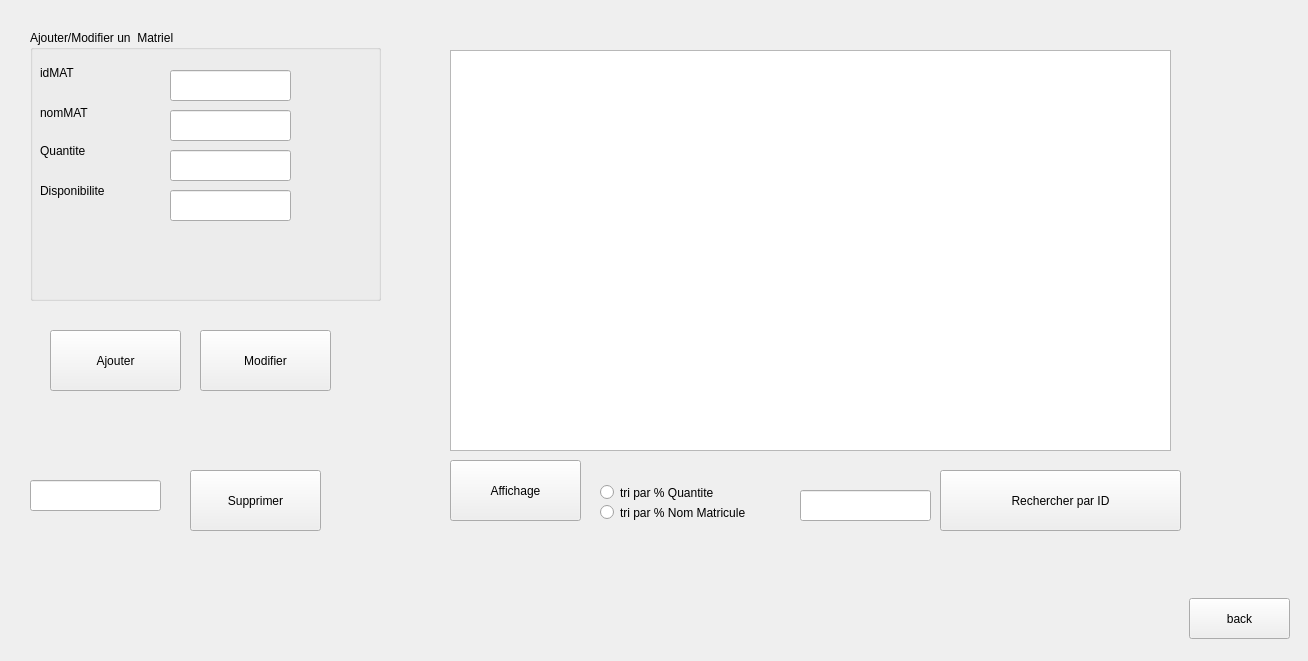
Before: the Qt Designer form matriel.ui in medali141/sunny, drawn with Qt 5.
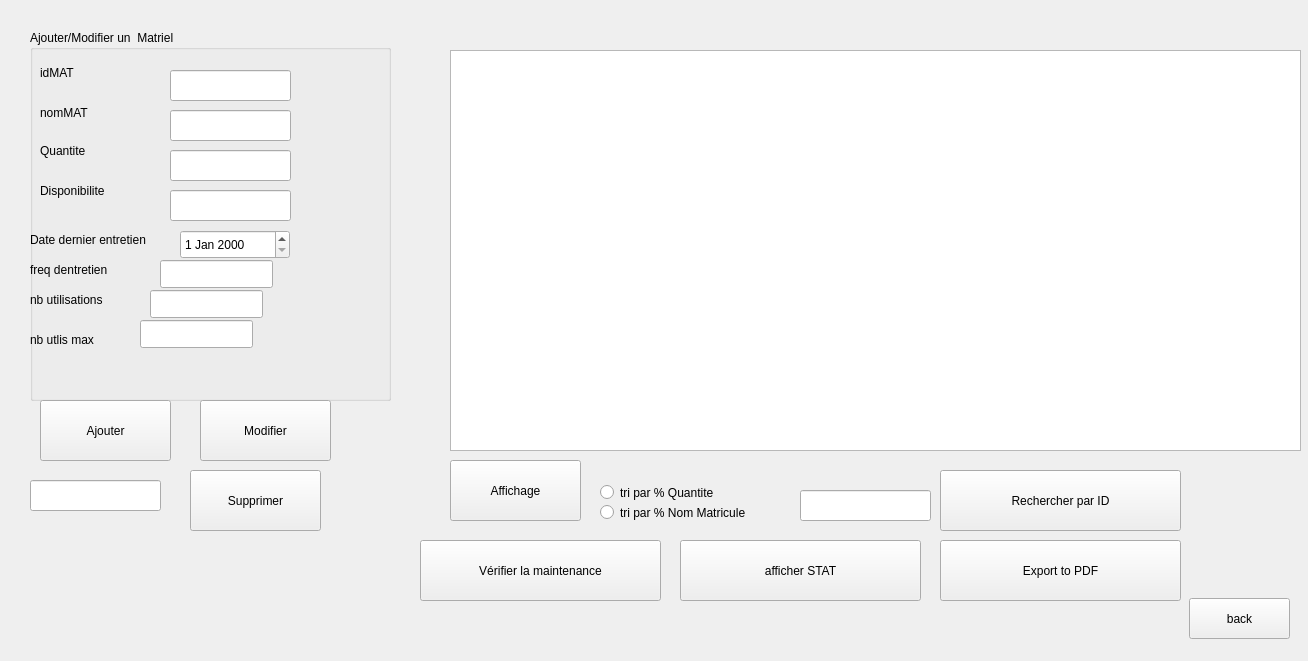
After: the same form once the commit is applied.

Patch:
```diff
--- a/matriel.ui
+++ b/matriel.ui
@@ -31,8 +31,8 @@
     <rect>
      <x>30</x>
      <y>30</y>
-     <width>351</width>
-     <height>271</height>
+     <width>361</width>
+     <height>371</height>
     </rect>
    </property>
    <property name="title">
@@ -130,6 +130,104 @@
      </rect>
     </property>
    </widget>
+   <widget class="QLabel" name="label_5">
+    <property name="geometry">
+     <rect>
+      <x>0</x>
+      <y>200</y>
+      <width>151</width>
+      <height>20</height>
+     </rect>
+    </property>
+    <property name="text">
+     <string>Date dernier entretien</string>
+    </property>
+   </widget>
+   <widget class="QDateEdit" name="dateDernierEntretien">
+    <property name="geometry">
+     <rect>
+      <x>150</x>
+      <y>200</y>
+      <width>110</width>
+      <height>29</height>
+     </rect>
+    </property>
+   </widget>
+   <widget class="QLabel" name="label_6">
+    <property name="geometry">
+     <rect>
+      <x>0</x>
+      <y>230</y>
+      <width>151</width>
+      <height>20</height>
+     </rect>
+    </property>
+    <property name="text">
+     <string>freq dentretien</string>
+    </property>
+   </widget>
+   <widget class="QLineEdit" name="entretienFrequence">
+    <property name="geometry">
+     <rect>
+      <x>130</x>
+      <y>230</y>
+      <width>113</width>
+      <height>28</height>
+     </rect>
+    </property>
+   </widget>
+   <widget class="QLabel" name="label_7">
+    <property name="geometry">
+     <rect>
+      <x>0</x>
+      <y>260</y>
+      <width>151</width>
+      <height>20</height>
+     </rect>
+    </property>
+    <property name="text">
+     <string>nb utilisations</string>
+    </property>
+   </widget>
+   <widget class="QLabel" name="label_8">
+    <property name="geometry">
+     <rect>
+      <x>0</x>
+      <y>300</y>
+      <width>151</width>
+      <height>20</height>
+     </rect>
+    </property>
+    <property name="text">
+     <string>nb utlis max</string>
+    </property>
+   </widget>
+   <widget class="QLineEdit" name="nbUtilisations">
+    <property name="geometry">
+     <rect>
+      <x>120</x>
+      <y>260</y>
+      <width>113</width>
+      <height>28</height>
+     </rect>
+    </property>
+    <property name="text">
+     <string/>
+    </property>
+   </widget>
+   <widget class="QLineEdit" name="nbUtilisationSM">
+    <property name="geometry">
+     <rect>
+      <x>110</x>
+      <y>290</y>
+      <width>113</width>
+      <height>28</height>
+     </rect>
+    </property>
+    <property name="text">
+     <string/>
+    </property>
+   </widget>
   </widget>
   <widget class="QLineEdit" name="idMAT_Delete">
    <property name="geometry">
@@ -157,8 +255,8 @@
   <widget class="QPushButton" name="ajoutMat">
    <property name="geometry">
     <rect>
-     <x>50</x>
-     <y>330</y>
+     <x>40</x>
+     <y>400</y>
      <width>131</width>
      <height>61</height>
     </rect>
@@ -208,7 +306,7 @@
     <rect>
      <x>450</x>
      <y>50</y>
-     <width>721</width>
+     <width>851</width>
      <height>401</height>
     </rect>
    </property>
@@ -243,7 +341,7 @@
    <property name="geometry">
     <rect>
      <x>200</x>
-     <y>330</y>
+     <y>400</y>
      <width>131</width>
      <height>61</height>
     </rect>
@@ -252,6 +350,45 @@
     <string>Modifier</string>
    </property>
   </widget>
+  <widget class="QPushButton" name="exportPDFButton">
+   <property name="geometry">
+    <rect>
+     <x>940</x>
+     <y>540</y>
+     <width>241</width>
+     <height>61</height>
+    </rect>
+   </property>
+   <property name="text">
+    <string>Export to PDF</string>
+   </property>
+  </widget>
+  <widget class="QPushButton" name="affSTAT">
+   <property name="geometry">
+    <rect>
+     <x>680</x>
+     <y>540</y>
+     <width>241</width>
+     <height>61</height>
+    </rect>
+   </property>
+   <property name="text">
+    <string>afficher STAT</string>
+   </property>
+  </widget>
+  <widget class="QPushButton" name="btnMaintenance">
+   <property name="geometry">
+    <rect>
+     <x>420</x>
+     <y>540</y>
+     <width>241</width>
+     <height>61</height>
+    </rect>
+   </property>
+   <property name="text">
+    <string>Vérifier la maintenance</string>
+   </property>
+  </widget>
  </widget>
  <resources/>
  <connections/>
```
